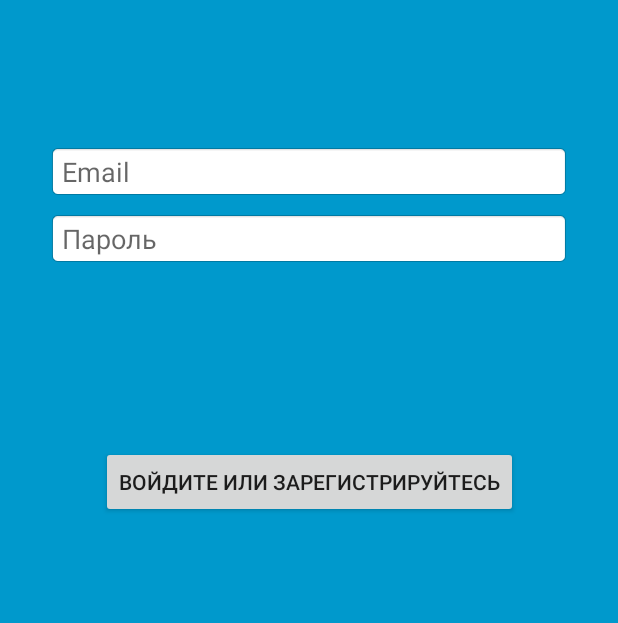
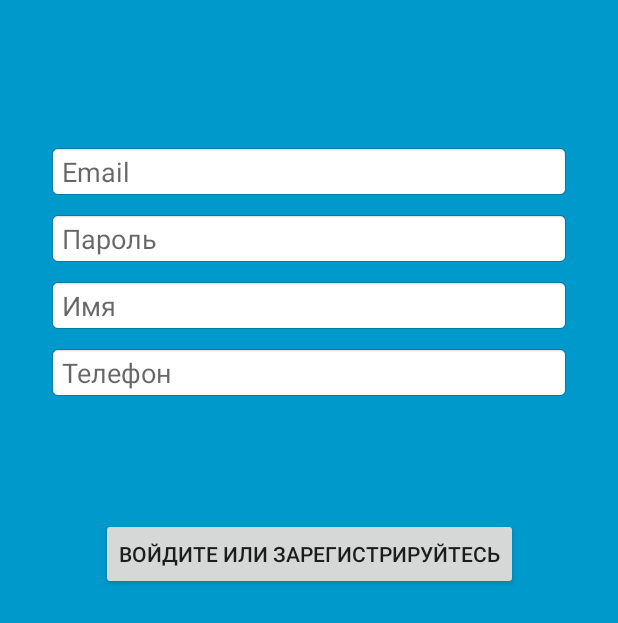
Before and after one commit to denlog1977/JOKER, an Android app: the LoginActivity screen opened directly, with no data from a screen before it, on a phone screen of 412 x 824 dp. Shown: the top 623 px of the screen. Run offline under Robolectric (Android 15) with nearby library versions, the phone set to English and light mode, and no system bars; our stand-ins replace Firebase (no records; nobody signed in at launch, a user with empty details on screens opened directly).

Commit message:
dag - авторизация

```diff
--- a/app/src/main/java/ru/it4u24/joker/EqAdapter.java
+++ b/app/src/main/java/ru/it4u24/joker/EqAdapter.java
@@ -107,7 +107,6 @@ public class EqAdapter extends BaseAdapter {
         holder.etChassis.setText(chassis);
         holder.etChassis.setId(position);
         holder.checkedTextView.setVisibility(View.GONE);
-        //holder.enabled = chassis.length() < 7 && eq.isEnabled();
 
         holder.etChassis.setOnFocusChangeListener(new View.OnFocusChangeListener() {
             @Override
@@ -132,7 +131,7 @@ public class EqAdapter extends BaseAdapter {
             holder.etChassis.setVisibility(View.VISIBLE);
             //etChassis.setFocusable(true);
             eq.setEnabled(true);
-             /*etChassis.addTextChangedListener(new TextWatcher() {
+            /*etChassis.addTextChangedListener(new TextWatcher() {
                 @Override
                 public void beforeTextChanged(CharSequence s, int start, int count, int after) {
                     Log.d(LOG_TAG, "beforeTextChanged: CharSequence=" + s + ", start=" + start + ", count=" + count + ", after=" + after + ", position=" + position);
@@ -151,7 +150,6 @@ public class EqAdapter extends BaseAdapter {
                         eq.setChassis(s.toString());
                 }
             });*/
-
         } else {
             holder.tvTime.setTextColor(Color.GRAY);
             holder.tvChassis.setVisibility(View.VISIBLE);
--- a/app/src/main/java/ru/it4u24/joker/Firebase.java
+++ b/app/src/main/java/ru/it4u24/joker/Firebase.java
@@ -1,5 +1,6 @@
 package ru.it4u24.joker;
 
+import android.app.Activity;
 import android.content.Context;
 import android.content.SharedPreferences;
 import android.util.Log;
@@ -25,7 +26,7 @@ public class Firebase {
     private DatabaseReference mDatabase;
     Boolean result;
 
-    public void signIn (String email, String password) {
+    public void signIn (String email, String password, Context context) {
 
         //boolean result = false;
 
@@ -40,10 +41,10 @@ public class Firebase {
             e.printStackTrace();
         }*/
         Log.d(LOG_TAG, "Старт авторизации");
-        signInRun(email, password);
+        signInRun(email, password, context);
         //List<>
 
-        Thread t = new Thread(new Runnable() {
+        /*Thread t = new Thread(new Runnable() {
             public void run() {
                 for (int i = 0; result == null && i <= 10; i++) {
                     try {
@@ -55,7 +56,7 @@ public class Firebase {
                 }
             }
         });
-        t.start();
+        t.start();*/
 
         //FirebaseUser user = mAuth.getCurrentUser();
         //result = user != null;
@@ -129,11 +130,12 @@ public class Firebase {
         return result;
     }
 
-    private void signInRun(final String email, final String password) {
+    private void signInRun(final String email, final String password, final Context context) {
 
         mAuth = FirebaseAuth.getInstance();
         mAuth.signInWithEmailAndPassword(email, password)
-                .addOnCompleteListener(new OnCompleteListener<AuthResult>() {
+                .addOnCompleteListener((Activity) context, (OnCompleteListener<AuthResult>) context);
+                /*.addOnCompleteListener((Activity) context, new OnCompleteListener<AuthResult>() {
                     @Override
                     public void onComplete(@NonNull Task<AuthResult> task) {
                         if (task.isSuccessful()) {
@@ -149,6 +151,6 @@ public class Firebase {
                             setResult(false);
                         }
                     }
-                });
+                });*/
     }
 }
--- a/app/src/main/java/ru/it4u24/joker/LoginActivity.java
+++ b/app/src/main/java/ru/it4u24/joker/LoginActivity.java
@@ -17,6 +17,7 @@ public class LoginActivity extends AppCompatActivity {
     EditText usernameEditText;
     EditText passwordEditText;
     boolean isUserNameEmail;
+    boolean isRegistration;
 
     @Override
     protected void onCreate(Bundle savedInstanceState) {
@@ -37,6 +38,8 @@ public class LoginActivity extends AppCompatActivity {
         SharedPreferences sPref = getSharedPreferences("mysettings", Context.MODE_PRIVATE);
         String service1cLog = sPref.getString("service1cLog", "");
         Log.d("myLogs", "LoginActivity:service1cLog = " + service1cLog);
+
+        KeystoreFirebase keystoreFirebase = App.getKeystoreFirebaseAuth();
 
         //Firebase firebase = new Firebase();
         //String[] getServise = firebase.getServise();
@@ -90,4 +93,5 @@ public class LoginActivity extends AppCompatActivity {
     private boolean isPasswordValid(String password) {
         return password != null && password.trim().length() > 5;
     }
+
 }
--- a/app/src/main/res/layout/login.xml
+++ b/app/src/main/res/layout/login.xml
@@ -41,13 +41,45 @@
         app:layout_constraintStart_toStartOf="parent"
         app:layout_constraintTop_toBottomOf="@+id/username" />
 
+    <EditText
+        android:id="@+id/name"
+        android:layout_width="0dp"
+        android:layout_height="wrap_content"
+        android:layout_marginStart="32dp"
+        android:layout_marginTop="8dp"
+
+        android:layout_marginEnd="32dp"
+        android:background="@android:drawable/editbox_background_normal"
+        android:hint="@string/prompt_name"
+        android:inputType="textPersonName"
+        android:selectAllOnFocus="true"
+        app:layout_constraintEnd_toEndOf="parent"
+        app:layout_constraintStart_toStartOf="parent"
+        app:layout_constraintTop_toBottomOf="@+id/password" />
+
+    <EditText
+        android:id="@+id/phone"
+        android:layout_width="0dp"
+        android:layout_height="wrap_content"
+        android:layout_marginStart="32dp"
+
+        android:layout_marginTop="8dp"
+        android:layout_marginEnd="32dp"
+        android:background="@android:drawable/editbox_background_normal"
+        android:hint="@string/prompt_phone"
+        android:inputType="phone"
+        android:selectAllOnFocus="true"
+        app:layout_constraintEnd_toEndOf="parent"
+        app:layout_constraintStart_toStartOf="parent"
+        app:layout_constraintTop_toBottomOf="@+id/name" />
+
     <Button
         android:id="@+id/login"
         android:layout_width="wrap_content"
         android:layout_height="wrap_content"
         android:layout_gravity="start"
         android:layout_marginStart="48dp"
-        android:layout_marginTop="16dp"
+        android:layout_marginTop="32dp"
         android:layout_marginEnd="48dp"
         android:layout_marginBottom="64dp"
         android:enabled="true"
@@ -55,7 +87,7 @@
         app:layout_constraintBottom_toBottomOf="parent"
         app:layout_constraintEnd_toEndOf="parent"
         app:layout_constraintStart_toStartOf="parent"
-        app:layout_constraintTop_toBottomOf="@+id/password"
+        app:layout_constraintTop_toBottomOf="@+id/name"
         app:layout_constraintVertical_bias="0.2" />
 
     <ProgressBar
@@ -64,13 +96,13 @@
         android:layout_height="wrap_content"
         android:layout_gravity="center"
         android:layout_marginStart="32dp"
-        android:layout_marginTop="64dp"
+        android:layout_marginTop="16dp"
         android:layout_marginEnd="32dp"
         android:layout_marginBottom="64dp"
         android:visibility="gone"
         app:layout_constraintBottom_toBottomOf="parent"
         app:layout_constraintEnd_toEndOf="@+id/password"
         app:layout_constraintStart_toStartOf="@+id/password"
-        app:layout_constraintTop_toTopOf="parent"
-        app:layout_constraintVertical_bias="0.3" />
+        app:layout_constraintTop_toBottomOf="@+id/name"
+        app:layout_constraintVertical_bias="0.1" />
 </androidx.constraintlayout.widget.ConstraintLayout>
--- a/app/src/main/res/values/strings.xml
+++ b/app/src/main/res/values/strings.xml
@@ -7,7 +7,10 @@
     <string name="prompt_email">Email</string>
     <string name="prompt_username">Логин</string>
     <string name="prompt_password">Пароль</string>
+    <string name="prompt_name">Имя</string>
+    <string name="prompt_phone">Телефон</string>
     <string name="action_sign_in">Войдите или зарегистрируйтесь</string>
+    <string name="action_sign_registration">Зарегистрируйтесь</string>
     <string name="action_sign_in_short">Войти в систему</string>
     <string name="welcome">"Добро пожаловать !"</string>
     <string name="invalid_username">Не верное имя пользователя</string>
```
